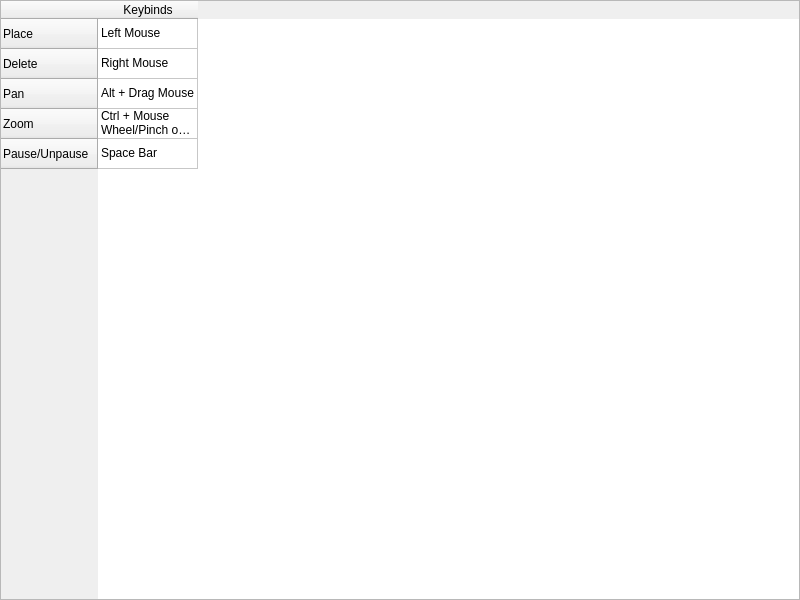
Qt form src/gui/helpDialog.ui (Martian-Technologies/Logic-Graph-Creator) before a commit.
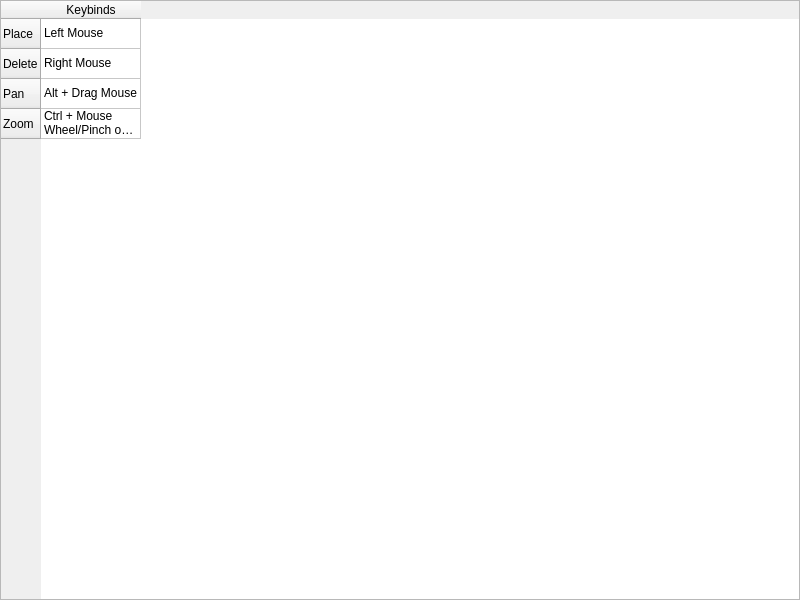
The same form after that commit.

Commit message: More help dialog edits

```diff
--- a/src/gui/helpDialog.ui
+++ b/src/gui/helpDialog.ui
@@ -42,11 +42,6 @@
      <string notr="true">Zoom</string>
     </property>
    </row>
-   <row>
-    <property name="text">
-     <string notr="true">Pause/Unpause </string>
-    </property>
-   </row>
    <column>
     <property name="text">
      <string notr="true">Keybinds</string>
@@ -72,11 +67,6 @@
      <string>Ctrl + Mouse Wheel/Pinch on Trackpad</string>
     </property>
    </item>
-   <item row="4" column="0">
-    <property name="text">
-     <string>Space Bar</string>
-    </property>
-   </item>
   </widget>
  </widget>
  <resources/>
```
The commit also changes 1 other file.
